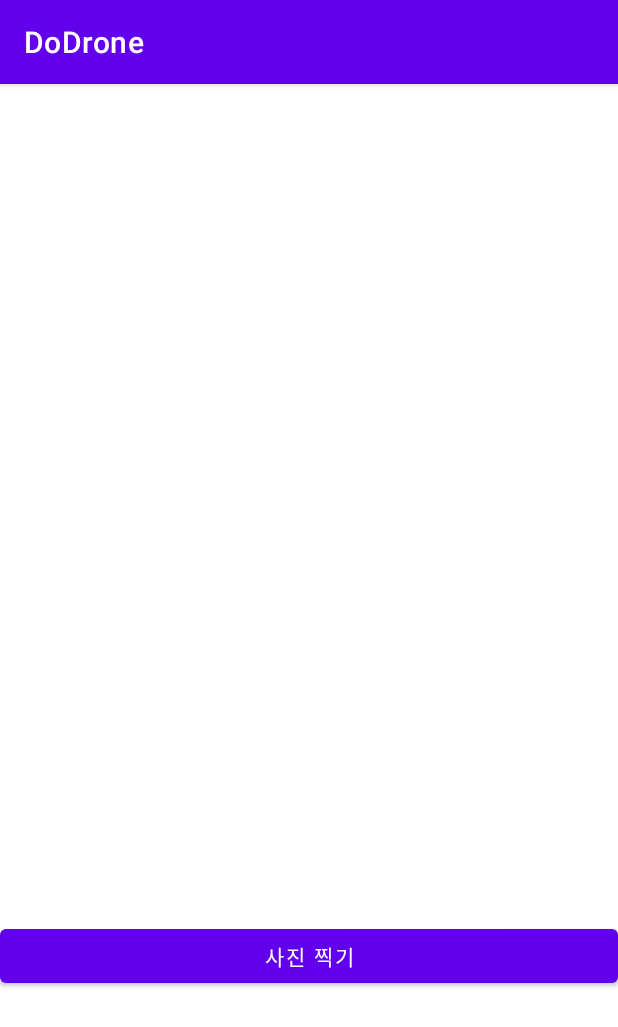
After one commit to ETS-Android5/Do-Drone, an Android app: the CameraActivity screen opened directly, with no data from a screen before it, on a phone screen of 412 x 824 dp. The commit adds this screen. Shown: the top 1027 px of the screen. Run offline under Robolectric (Android 15) with nearby library versions, the phone set to English and light mode, and no system bars.

Commit message:
:construction: Add 학습페이지
- 학습 페이지를 수정 중입니다. - 카메라뷰가 업데이트 되었습니다. - 학습 페이지의 UI가 변경됨에 따라 바뀔 예정입니다.

```diff
--- /dev/null
+++ b/app/src/main/java/com/example/dodrone/CameraActivity.java
@@ -0,0 +1,174 @@
+package com.example.dodrone;
+
+import android.Manifest;
+import android.content.Intent;
+import android.content.pm.PackageManager;
+import android.graphics.Bitmap;
+import android.hardware.camera2.CameraCaptureSession;
+import android.hardware.camera2.CameraDevice;
+import android.hardware.camera2.CaptureRequest;
+import android.media.ImageReader;
+import android.os.Build;
+import android.os.Bundle;
+import android.os.Handler;
+import android.os.HandlerThread;
+import android.provider.MediaStore;
+import android.util.Log;
+import android.util.Size;
+import android.util.SparseIntArray;
+import android.view.Surface;
+import android.view.View;
+
+import android.widget.Button;
+import android.widget.Toast;
+import android.widget.ImageView;
+
+import androidx.annotation.NonNull;
+import androidx.appcompat.app.AppCompatActivity;
+import androidx.core.app.ActivityCompat;
+import androidx.core.content.ContextCompat;
+
+//input output
+import java.io.File;
+import java.io.IOException;
+import java.text.SimpleDateFormat;
+import java.util.Date;
+
+public class CameraActivity extends AppCompatActivity {
+    final private static String TAG = "name_of_tag";
+
+    static final int REQUEST_IMAGE_CAPTURE = 1;
+
+    private int REQUEST_CODE_PERMISSIONS = 1001;
+    private final String[] REQUIRED_PERMISSIONS = new String[]{"android.permission.CAMERA",
+            "android.permission.WRITE_EXTERNAL_STORAGE"};
+
+    static final int TAKE_PICTURE = 1;
+
+    //카메라 각도 정하기
+    private static final SparseIntArray ORIENTATIONS = new SparseIntArray();
+    static {
+        ORIENTATIONS.append(Surface.ROTATION_0, 90);
+        ORIENTATIONS.append(Surface.ROTATION_90, 0);
+        ORIENTATIONS.append(Surface.ROTATION_180, 270);
+        ORIENTATIONS.append(Surface.ROTATION_270, 180);
+    }
+
+    //Camera 2
+    private String cameraId;
+    private CameraDevice cameraDevice;
+    private CameraCaptureSession cameraCaptureSession;
+    private CaptureRequest captureRequest;
+    private CaptureRequest.Builder captureRequestBuilder;
+
+    //Image 저장
+    private Size imageDimensions;
+    private ImageReader imageReader;
+    private File file;
+    private Handler mBackgroundHandler;
+    private HandlerThread mBackgroundThread;
+
+    // UI 선언
+    Button btn_photo;
+    ImageView iv_photo;
+
+    @Override
+    protected void onCreate(Bundle savedInstanceState) {
+        super.onCreate(savedInstanceState);
+        setContentView(R.layout.activity_camera);
+
+        iv_photo = findViewById(R.id.iv_photo);
+        btn_photo = findViewById(R.id.btn_photo);
+
+        if(allPermissionsGranted()) {
+            startCamera();
+        } else {
+            ActivityCompat.requestPermissions(this, REQUIRED_PERMISSIONS, REQUEST_CODE_PERMISSIONS);
+        }
+
+        if(Build.VERSION.SDK_INT >= Build.VERSION_CODES.M) {
+            if(checkSelfPermission(Manifest.permission.CAMERA) ==
+                    PackageManager.PERMISSION_GRANTED &&
+                    checkSelfPermission(Manifest.permission.WRITE_EXTERNAL_STORAGE) ==
+                            PackageManager.PERMISSION_GRANTED) {
+                Log.d(TAG, "권한 설정 완료");
+            }
+            else {
+                Log.d(TAG, "권한 설정 요청");
+                ActivityCompat.requestPermissions(CameraActivity.this, new String[]{
+                        Manifest.permission.CAMERA,
+                        Manifest.permission.WRITE_EXTERNAL_STORAGE}, 1);
+            }
+        }
+
+        btn_photo.setOnClickListener(new View.OnClickListener(){
+            @Override
+            public void onClick(View view) {
+                switch (view.getId()) {
+                    case R.id.btn_photo:
+                        Intent camIntent = new Intent(MediaStore.ACTION_IMAGE_CAPTURE);
+                        startActivityForResult(camIntent, TAKE_PICTURE);
+                        break;
+                }
+            }
+        });
+
+    }
+
+    //유틸 함수
+    private boolean allPermissionsGranted() {
+        for (String permission : REQUIRED_PERMISSIONS) {
+            if (ContextCompat.checkSelfPermission(this, permission) !=
+            PackageManager.PERMISSION_GRANTED) {
+                return false;
+            }
+        }
+        return true;
+    }
+
+    // 권한 요청하기
+    @Override
+    public void onRequestPermissionsResult(int requestCode, @NonNull String[] permissions, @NonNull int[] grantResults) {
+        super.onRequestPermissionsResult(requestCode, permissions, grantResults);
+        Log.d(TAG, "onRequestPermissionsResult");
+
+        if (requestCode == REQUEST_CODE_PERMISSIONS) {
+            if (allPermissionsGranted()) {
+                startCamera();
+            } else {
+                Toast.makeText(this, "Permissions not granted by the user.",
+                        Toast.LENGTH_SHORT).show();
+                this.finish();
+            }
+        }
+    }
+
+    private void startCamera() {
+
+    }
+
+    //권한 요청하기
+//    @Override public void onRequestPermissionsResult(int requestCode, @NonNull String[] permissions, @NonNull int[] grantResults) {
+//        super.onRequestPermissionsResult(requestCode, permissions, grantResults);
+//        Log.d(TAG, "onRequestPermissionsResult");
+//        if (grantResults[0] == PackageManager.PERMISSION_GRANTED && grantResults[1]
+//                == PackageManager.PERMISSION_GRANTED ) {
+//            Log.d(TAG, "Permission: " + permissions[0] + "was " + grantResults[0]);
+//        }
+//    }
+
+    // 찍은 사진 image view에 띄우기
+    @Override protected void onActivityResult(int requestCode, int resultCode, Intent intent) {
+        super.onActivityResult(requestCode, resultCode, intent);
+        switch (requestCode) {
+            case TAKE_PICTURE:
+                if (resultCode == RESULT_OK && intent.hasExtra("data")) {
+                    Bitmap bitmap = (Bitmap) intent.getExtras().get("data");
+                    if (bitmap != null) {
+                        iv_photo.setImageBitmap(bitmap);
+                    }
+                }
+                break;
+        }
+    }
+}
--- a/app/src/main/java/com/example/dodrone/MainActivity.java
+++ b/app/src/main/java/com/example/dodrone/MainActivity.java
@@ -18,7 +18,8 @@ public class MainActivity extends AppCompatActivity {
         btn_viewChange.setOnClickListener(new View.OnClickListener(){
             @Override
             public void onClick(View view){
-                Intent intent =  new Intent(getApplicationContext(), DataActivity.class);
+                //Main에서 이동하는 것
+                Intent intent =  new Intent(getApplicationContext(), PhotoActivity.class);
                 startActivity(intent);
 
             }
--- a/app/src/main/res/layout/activity_data.xml
+++ b/app/src/main/res/layout/activity_camera.xml
@@ -4,12 +4,12 @@
     xmlns:tools="http://schemas.android.com/tools"
     android:layout_width="match_parent"
     android:layout_height="match_parent"
-    tools:context=".DataActivity">
+    tools:context=".CameraActivity">
 
     <ImageView
         android:id="@+id/iv_photo"
         android:layout_width="0dp"
-        android:layout_height="680dp"
+        android:layout_height="300dp"
         app:layout_constraintEnd_toEndOf="parent"
         app:layout_constraintStart_toStartOf="parent"
         app:layout_constraintTop_toTopOf="parent" />
@@ -18,10 +18,15 @@
         android:id="@+id/btn_photo"
         android:layout_width="0dp"
         android:layout_height="wrap_content"
+        android:layout_marginTop="324dp"
         android:text="사진 찍기"
+        android:onClick="showCamera"
+        app:layout_constraintBottom_toBottomOf="parent"
         app:layout_constraintEnd_toEndOf="parent"
+        app:layout_constraintHorizontal_bias="0.0"
         app:layout_constraintStart_toStartOf="parent"
-        app:layout_constraintTop_toTopOf="@+id/iv_photo" />
-
+        app:layout_constraintTop_toTopOf="@+id/iv_photo"
+        app:layout_constraintVertical_bias="0.589"
+        tools:ignore="OnClick" />
 
 </androidx.constraintlayout.widget.ConstraintLayout>
```
Also changed, not shown: app/src/main/AndroidManifest.xml (+16 -3 lines), app/src/main/java/com/example/dodrone/DataActivity.java (deleted, +0 -99 lines), app/src/main/java/com/example/dodrone/PhotoActivity.java (added, +21 -0 lines), app/src/main/res/layout/activity_photo.xml (added, +42 -0 lines), app/src/main/res/xml/file_paths.xml (added, +7 -0 lines), app/src/main/res/drawable/example_photo.png (added).
